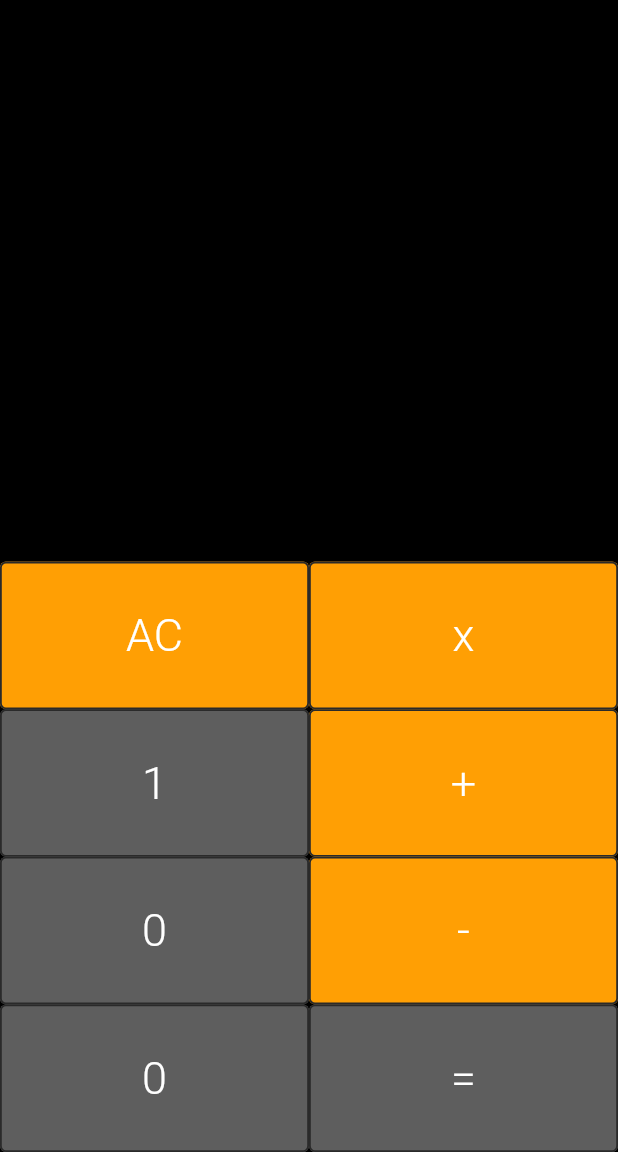
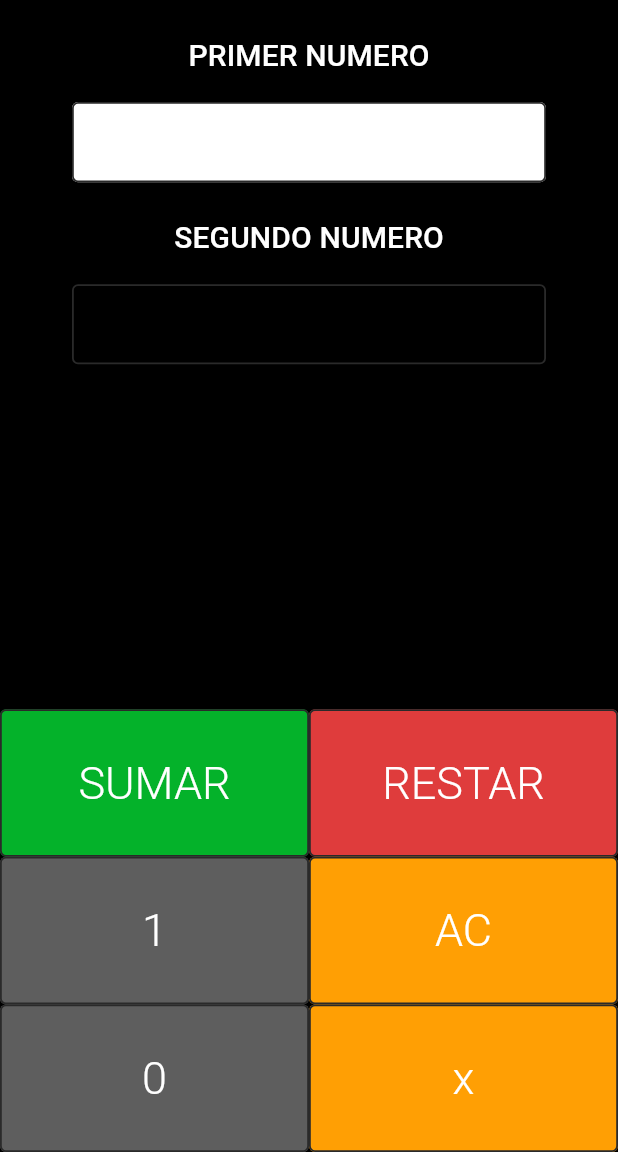
Before and after one commit to MP3003K/Flutter-1erParcial-UNAC, a Flutter app: the OperacionesArimeticas screen opened by its route, on a phone screen of 412 x 824 dp, the part 84-1236 px from its top. Run offline on Flutter 3.47's test engine with Material 2 defaults, Android fonts, the phone set to English and light mode, and no system bars; our stand-ins replace get, google_fonts; Roboto replaces fonts that are missing (Quantico).

Commit message:
E1 y E2 terminado

```diff
--- /dev/null
+++ b/lib/components/button_num.dart
@@ -0,0 +1,37 @@
+import 'package:flutter/material.dart';
+
+class ButtonNumb extends StatelessWidget {
+  final bool white;
+  final String text;
+  final Function onPressed;
+
+  const ButtonNumb(
+      {Key? key,
+      this.white = false,
+      required this.text,
+      required this.onPressed})
+      : super(key: key);
+
+  @override
+  Widget build(BuildContext context) {
+    final buttonStyle = TextButton.styleFrom(
+        primary: Colors.white,
+        backgroundColor: white ? Colors.white : Colors.black,
+        side: const BorderSide(width: 1.2, color: Color(0xff2A2A2A)));
+    return TextButton(
+      style: buttonStyle,
+      child: Container(
+        alignment: Alignment.center,
+        height: MediaQuery.of(context).size.height / 22,
+        width: 300,
+        child: Text(
+          text,
+          style: Theme.of(context).textTheme.subtitle2!.copyWith(
+                color: white ? Colors.black : Colors.white,
+              ),
+        ),
+      ),
+      onPressed: () => onPressed(),
+    );
+  }
+}
--- a/lib/main.dart
+++ b/lib/main.dart
@@ -38,7 +38,7 @@ class MyApp extends StatelessWidget {
           CalculatorScreen.ruta: (BuildContext context) =>
               const CalculatorScreen(),
           OperacionesArimeticas.ruta: (BuildContext context) =>
-              const OperacionesArimeticas(),
+              OperacionesArimeticas(),
           OperacionesLogicas.ruta: (BuildContext context) =>
               const OperacionesLogicas(),
         });
--- a/lib/screens/oper_arim_screen.dart
+++ b/lib/screens/oper_arim_screen.dart
@@ -1,12 +1,20 @@
 import 'package:basecalculator/components/button_cal.dart';
+import 'package:basecalculator/components/button_num.dart';
+import 'package:basecalculator/components/button_resultado.dart';
 import 'package:basecalculator/components/common_drawer.dart';
+import 'package:basecalculator/controller/arimetic_ctr.dart';
+import 'package:basecalculator/widgets/main_num_conv.dart';
+import 'package:basecalculator/widgets/resul_arimeticas.dart';
 import 'package:flutter/material.dart';
+import 'package:flutter/widgets.dart';
+import 'package:get/get.dart';
 
 class OperacionesArimeticas extends StatelessWidget {
-  const OperacionesArimeticas({Key? key}) : super(key: key);
+  OperacionesArimeticas({Key? key}) : super(key: key);
   static String ruta = "/ope_mat";
 
-  get calculatorCtrl => null;
+  final calculatorCtrl = Get.put(ArimeticCtr());
+  final getCtrl = Get.put(ArimeticCtr());
 
   @override
   Widget build(BuildContext context) {
@@ -27,22 +35,67 @@ class OperacionesArimeticas extends StatelessWidget {
       body: SafeArea(
         child: Column(
           children: <Widget>[
-            Expanded(child: Column()),
+            Container(
+                alignment: Alignment.center,
+                child: Obx(
+                  () => Column(
+                    children: [
+                      SizedBox(
+                        height: 5,
+                      ),
+                      Padding(
+                        padding: const EdgeInsets.all(20.0),
+                        child: Text(
+                          'PRIMER NUMERO',
+                          style: Theme.of(context)
+                              .textTheme
+                              .subtitle2!
+                              .copyWith(color: Colors.white, fontSize: 20),
+                        ),
+                      ),
+                      ButtonNumb(
+                          white: calculatorCtrl.getBoton(1),
+                          text: '     ' + getCtrl.num1.value,
+                          onPressed: () => calculatorCtrl.cambiarBoton(1)),
+                      SizedBox(
+                        height: 5,
+                      ),
+                      Padding(
+                        padding: const EdgeInsets.all(20.0),
+                        child: Text(
+                          'SEGUNDO NUMERO',
+                          style: Theme.of(context)
+                              .textTheme
+                              .subtitle2!
+                              .copyWith(color: Colors.white, fontSize: 20),
+                        ),
+                      ),
+                      ButtonNumb(
+                          white: calculatorCtrl.getBoton(2),
+                          text: '     ' + getCtrl.num2.value,
+                          onPressed: () => calculatorCtrl.cambiarBoton(2)),
+                      SizedBox(
+                        height: 10,
+                      ),
+                    ],
+                  ),
+                )),
+            ResulArimeticas(),
             Row(
               children: [
                 CalculatorButtom(
                   altura: true,
-                  text: 'AC',
+                  text: 'SUMAR',
                   big: true,
-                  bgColor: const Color(0xffFF9F04),
-                  onPressed: () => calculatorCtrl.resetAll(),
+                  bgColor: const Color(0xff04B22A),
+                  onPressed: () => calculatorCtrl.resultadoSumar(),
                 ),
                 CalculatorButtom(
                   altura: true,
-                  text: 'x',
+                  text: 'RESTAR',
                   big: true,
-                  bgColor: const Color(0xffFF9F04),
-                  onPressed: () => calculatorCtrl.deleteLastEntry(),
+                  bgColor: const Color(0xffDF3C3C),
+                  onPressed: () => calculatorCtrl.resultadoRestar(),
                 ),
               ],
             ),
@@ -52,14 +105,14 @@ class OperacionesArimeticas extends StatelessWidget {
                   altura: true,
                   text: '1',
                   big: true,
-                  onPressed: () => calculatorCtrl.resetAll(),
+                  onPressed: () => calculatorCtrl.addNumber('1'),
                 ),
                 CalculatorButtom(
                   altura: true,
-                  text: '+',
+                  text: 'AC',
                   big: true,
                   bgColor: const Color(0xffFF9F04),
-                  onPressed: () => calculatorCtrl.deleteLastEntry(),
+                  onPressed: () => calculatorCtrl.resetAll(),
                 ),
               ],
             ),
@@ -69,29 +122,13 @@ class OperacionesArimeticas extends StatelessWidget {
                   altura: true,
                   text: '0',
                   big: true,
-                  onPressed: () => calculatorCtrl.resetAll(),
+                  onPressed: () => calculatorCtrl.addNumber('0'),
                 ),
                 CalculatorButtom(
-                  text: '-',
+                  text: 'x',
                   altura: true,
                   big: true,
                   bgColor: const Color(0xffFF9F04),
-                  onPressed: () => calculatorCtrl.deleteLastEntry(),
-                ),
-              ],
-            ),
-            Row(
-              children: [
-                CalculatorButtom(
-                  text: '0',
-                  altura: true,
-                  big: true,
-                  onPressed: () => calculatorCtrl.resetAll(),
-                ),
-                CalculatorButtom(
-                  text: '=',
-                  altura: true,
-                  big: true,
                   onPressed: () => calculatorCtrl.deleteLastEntry(),
                 ),
               ],
--- /dev/null
+++ b/lib/widgets/resul_arimeticas.dart
@@ -0,0 +1,18 @@
+import 'package:basecalculator/controller/arimetic_ctr.dart';
+import 'package:basecalculator/controller/ctr_conv_base.dart';
+import 'package:basecalculator/widgets/main_num_conv.dart';
+import 'package:basecalculator/widgets/resul_base.dart';
+import 'package:flutter/material.dart';
+import 'package:get/get.dart';
+
+class ResulArimeticas extends StatelessWidget {
+  final converterctrl = Get.find<ArimeticCtr>();
+
+  ResulArimeticas({Key? key}) : super(key: key);
+  @override
+  Widget build(BuildContext context) {
+    return Obx(() => Expanded(
+          child: NumberToChangeBase(text: '${converterctrl.res}'),
+        ));
+  }
+}
```
Also changed, not shown: lib/controller/arimetic_ctr.dart (+73 -35 lines), lib/widgets/resultado_bases.dart (deleted, +0 -67 lines).
